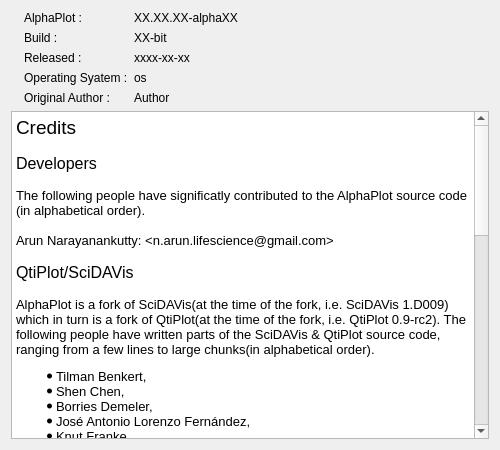
First picture: the form in alphaplot/src/About.ui, repository narunlifescience/AlphaPlot, before the edit.
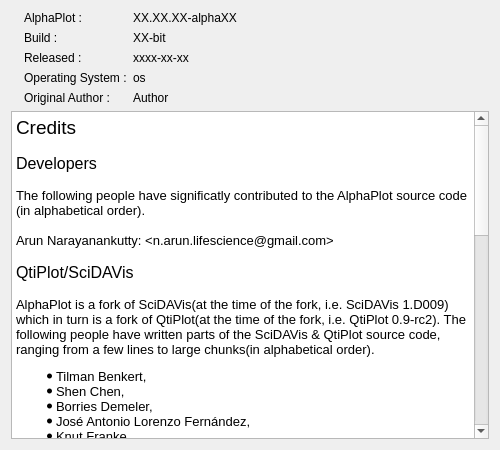
Second picture: the form after the edit. Icons and pictures are not drawn.

The edit to the form file:
```diff
--- a/alphaplot/src/About.ui
+++ b/alphaplot/src/About.ui
@@ -83,7 +83,7 @@
        <item>
         <widget class="QLabel" name="osLabelCaption">
          <property name="text">
-          <string>Operating Syatem :</string>
+          <string>Operating System :</string>
          </property>
         </widget>
        </item>
```
